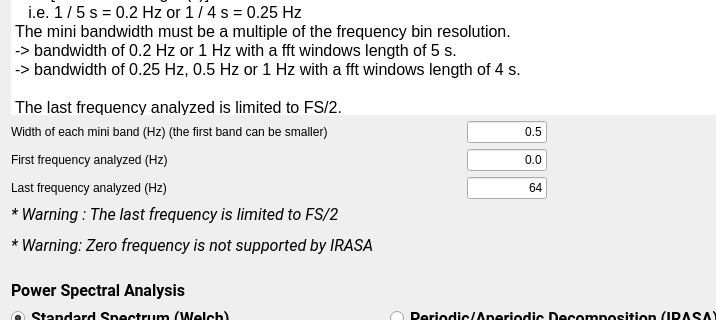
Before: the Qt Designer form tools/CEAMSTools/PowerSpectralAnalysis/SpectralSettings/Ui_SpectralSettings.ui in SnoozToolbox/snooz-package-ceams, drawn with Qt 5; both pictures show x 0 to 716 and y 350 to 670 of the 1191 by 872 pixel window.
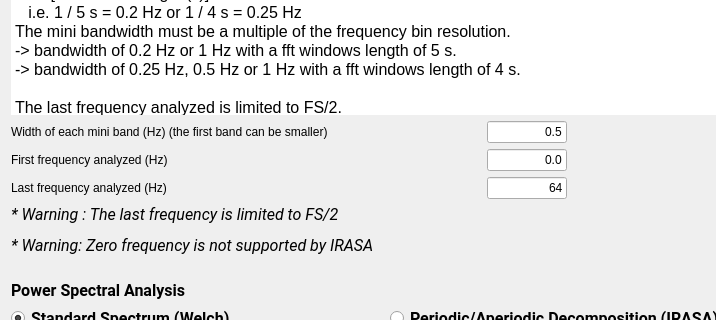
After: the same form once the commit is applied.

Diff of the .ui file:
```diff
--- a/tools/CEAMSTools/PowerSpectralAnalysis/SpectralSettings/Ui_SpectralSettings.ui
+++ b/tools/CEAMSTools/PowerSpectralAnalysis/SpectralSettings/Ui_SpectralSettings.ui
@@ -389,13 +389,13 @@
        </property>
        <property name="minimumSize">
         <size>
-         <width>450</width>
+         <width>470</width>
          <height>0</height>
         </size>
        </property>
        <property name="maximumSize">
         <size>
-         <width>450</width>
+         <width>470</width>
          <height>16777215</height>
         </size>
        </property>
```
